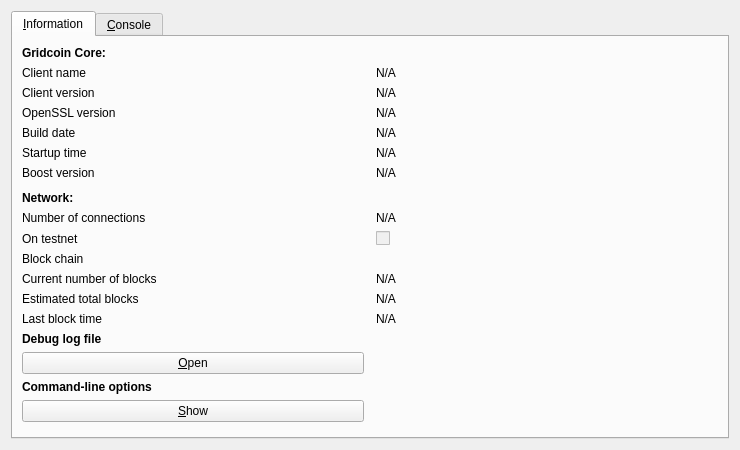
The window that src/qt/forms/rpcconsole.ui (gridcoin-community/Gridcoin-Research) describes before a commit, drawn with Qt 5.
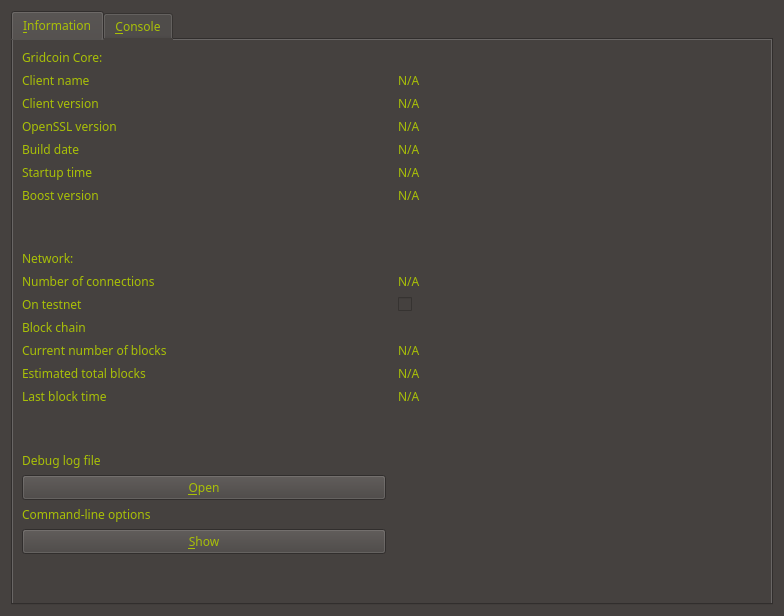
The same window after the commit. The open tabs and pages were chosen to show the change. Icons and pictures are not drawn.

Patch:
```diff
--- a/src/qt/forms/rpcconsole.ui
+++ b/src/qt/forms/rpcconsole.ui
@@ -6,18 +6,18 @@
    <rect>
     <x>0</x>
     <y>0</y>
-    <width>740</width>
-    <height>450</height>
+    <width>784</width>
+    <height>616</height>
    </rect>
   </property>
   <property name="windowTitle">
    <string>Gridcoin - Debug Console</string>
   </property>
   <property name="autoFillBackground">
-   <bool>true</bool>
+   <bool>false</bool>
   </property>
   <property name="styleSheet">
-   <string notr="true"/>
+   <string notr="true"> background:rgb(69,65,63);</string>
   </property>
   <layout class="QVBoxLayout" name="verticalLayout_2">
    <item>
@@ -26,7 +26,7 @@
       <bool>false</bool>
      </property>
      <property name="styleSheet">
-      <string notr="true"/>
+      <string notr="true">font-family:Century Gothic; background:rgb(69,65,63); color: rgb(169,192,7);font-size:14;</string>
      </property>
      <property name="currentIndex">
       <number>0</number>
@@ -38,18 +38,18 @@
          <colorrole role="WindowText">
           <brush brushstyle="SolidPattern">
            <color alpha="255">
-            <red>0</red>
-            <green>0</green>
-            <blue>0</blue>
+            <red>169</red>
+            <green>192</green>
+            <blue>7</blue>
            </color>
           </brush>
          </colorrole>
          <colorrole role="Button">
           <brush brushstyle="SolidPattern">
            <color alpha="255">
-            <red>240</red>
-            <green>240</green>
-            <blue>240</blue>
+            <red>69</red>
+            <green>65</green>
+            <blue>63</blue>
            </color>
           </brush>
          </colorrole>
@@ -92,9 +92,9 @@
          <colorrole role="Text">
           <brush brushstyle="SolidPattern">
            <color alpha="255">
-            <red>0</red>
-            <green>0</green>
-            <blue>0</blue>
+            <red>169</red>
+            <green>192</green>
+            <blue>7</blue>
            </color>
           </brush>
          </colorrole>
@@ -110,27 +110,27 @@
          <colorrole role="ButtonText">
           <brush brushstyle="SolidPattern">
            <color alpha="255">
-            <red>0</red>
-            <green>0</green>
-            <blue>0</blue>
+            <red>169</red>
+            <green>192</green>
+            <blue>7</blue>
            </color>
           </brush>
          </colorrole>
          <colorrole role="Base">
           <brush brushstyle="SolidPattern">
            <color alpha="255">
-            <red>255</red>
-            <green>255</green>
-            <blue>255</blue>
+            <red>69</red>
+            <green>65</green>
+            <blue>63</blue>
            </color>
           </brush>
          </colorrole>
          <colorrole role="Window">
           <brush brushstyle="SolidPattern">
            <color alpha="255">
-            <red>240</red>
-            <green>240</green>
-            <blue>240</blue>
+            <red>69</red>
+            <green>65</green>
+            <blue>63</blue>
            </color>
           </brush>
          </colorrole>
@@ -175,18 +175,18 @@
          <colorrole role="WindowText">
           <brush brushstyle="SolidPattern">
            <color alpha="255">
-            <red>0</red>
-            <green>0</green>
-            <blue>0</blue>
+            <red>169</red>
+            <green>192</green>
+            <blue>7</blue>
            </color>
           </brush>
          </colorrole>
          <colorrole role="Button">
           <brush brushstyle="SolidPattern">
            <color alpha="255">
-            <red>240</red>
-            <green>240</green>
-            <blue>240</blue>
+            <red>69</red>
+            <green>65</green>
+            <blue>63</blue>
            </color>
           </brush>
          </colorrole>
@@ -229,9 +229,9 @@
          <colorrole role="Text">
           <brush brushstyle="SolidPattern">
            <color alpha="255">
-            <red>0</red>
-            <green>0</green>
-            <blue>0</blue>
+            <red>169</red>
+            <green>192</green>
+            <blue>7</blue>
            </color>
           </brush>
          </colorrole>
@@ -247,27 +247,27 @@
          <colorrole role="ButtonText">
           <brush brushstyle="SolidPattern">
            <color alpha="255">
-            <red>0</red>
-            <green>0</green>
-            <blue>0</blue>
+            <red>169</red>
+            <green>192</green>
+            <blue>7</blue>
            </color>
           </brush>
          </colorrole>
          <colorrole role="Base">
           <brush brushstyle="SolidPattern">
            <color alpha="255">
-            <red>255</red>
-            <green>255</green>
-            <blue>255</blue>
+            <red>69</red>
+            <green>65</green>
+            <blue>63</blue>
            </color>
           </brush>
          </colorrole>
          <colorrole role="Window">
           <brush brushstyle="SolidPattern">
            <color alpha="255">
-            <red>240</red>
-            <green>240</green>
-            <blue>240</blue>
+            <red>69</red>
+            <green>65</green>
+            <blue>63</blue>
            </color>
           </brush>
          </colorrole>
@@ -312,18 +312,18 @@
          <colorrole role="WindowText">
           <brush brushstyle="SolidPattern">
            <color alpha="255">
-            <red>120</red>
-            <green>120</green>
-            <blue>120</blue>
+            <red>169</red>
+            <green>192</green>
+            <blue>7</blue>
            </color>
           </brush>
          </colorrole>
          <colorrole role="Button">
           <brush brushstyle="SolidPattern">
            <color alpha="255">
-            <red>240</red>
-            <green>240</green>
-            <blue>240</blue>
+            <red>69</red>
+            <green>65</green>
+            <blue>63</blue>
            </color>
           </brush>
          </colorrole>
@@ -366,9 +366,9 @@
          <colorrole role="Text">
           <brush brushstyle="SolidPattern">
            <color alpha="255">
-            <red>120</red>
-            <green>120</green>
-            <blue>120</blue>
+            <red>169</red>
+            <green>192</green>
+            <blue>7</blue>
            </color>
           </brush>
          </colorrole>
@@ -384,27 +384,27 @@
          <colorrole role="ButtonText">
           <brush brushstyle="SolidPattern">
            <color alpha="255">
-            <red>120</red>
-            <green>120</green>
-            <blue>120</blue>
+            <red>169</red>
+            <green>192</green>
+            <blue>7</blue>
            </color>
           </brush>
          </colorrole>
          <colorrole role="Base">
           <brush brushstyle="SolidPattern">
            <color alpha="255">
-            <red>240</red>
-            <green>240</green>
-            <blue>240</blue>
+            <red>69</red>
+            <green>65</green>
+            <blue>63</blue>
            </color>
           </brush>
          </colorrole>
          <colorrole role="Window">
           <brush brushstyle="SolidPattern">
            <color alpha="255">
-            <red>240</red>
-            <green>240</green>
-            <blue>240</blue>
+            <red>69</red>
+            <green>65</green>
+            <blue>63</blue>
            </color>
           </brush>
          </colorrole>
@@ -559,8 +559,7 @@
         <widget class="QLabel" name="label_9">
          <property name="font">
           <font>
-           <weight>75</weight>
-           <bold>true</bold>
+           <family>Century Gothic</family>
           </font>
          </property>
          <property name="autoFillBackground">
@@ -681,8 +680,7 @@
         <widget class="QLabel" name="label_11">
          <property name="font">
           <font>
-           <weight>75</weight>
-           <bold>true</bold>
+           <family>Century Gothic</family>
           </font>
          </property>
          <property name="autoFillBackground">
@@ -765,8 +763,7 @@
         <widget class="QLabel" name="labelDebugLogfile">
          <property name="font">
           <font>
-           <weight>75</weight>
-           <bold>true</bold>
+           <family>Century Gothic</family>
           </font>
          </property>
          <property name="autoFillBackground">
@@ -781,9 +778,174 @@
         <widget class="QPushButton" name="openDebugLogfileButton">
          <property name="palette">
           <palette>
-           <active/>
-           <inactive/>
-           <disabled/>
+           <active>
+            <colorrole role="WindowText">
+             <brush brushstyle="SolidPattern">
+              <color alpha="255">
+               <red>169</red>
+               <green>192</green>
+               <blue>7</blue>
+              </color>
+             </brush>
+            </colorrole>
+            <colorrole role="Button">
+             <brush brushstyle="SolidPattern">
+              <color alpha="255">
+               <red>69</red>
+               <green>65</green>
+               <blue>63</blue>
+              </color>
+             </brush>
+            </colorrole>
+            <colorrole role="Text">
+             <brush brushstyle="SolidPattern">
+              <color alpha="255">
+               <red>169</red>
+               <green>192</green>
+               <blue>7</blue>
+              </color>
+             </brush>
+            </colorrole>
+            <colorrole role="ButtonText">
+             <brush brushstyle="SolidPattern">
+              <color alpha="255">
+               <red>169</red>
+               <green>192</green>
+               <blue>7</blue>
+              </color>
+             </brush>
+            </colorrole>
+            <colorrole role="Base">
+             <brush brushstyle="SolidPattern">
+              <color alpha="255">
+               <red>69</red>
+               <green>65</green>
+               <blue>63</blue>
+              </color>
+             </brush>
+            </colorrole>
+            <colorrole role="Window">
+             <brush brushstyle="SolidPattern">
+              <color alpha="255">
+               <red>69</red>
+               <green>65</green>
+               <blue>63</blue>
+              </color>
+             </brush>
+            </colorrole>
+           </active>
+           <inactive>
+            <colorrole role="WindowText">
+             <brush brushstyle="SolidPattern">
+              <color alpha="255">
+               <red>169</red>
+               <green>192</green>
+               <blue>7</blue>
+              </color>
+             </brush>
+            </colorrole>
+            <colorrole role="Button">
+             <brush brushstyle="SolidPattern">
+              <color alpha="255">
+               <red>69</red>
+               <green>65</green>
+               <blue>63</blue>
+              </color>
+             </brush>
+            </colorrole>
+            <colorrole role="Text">
+             <brush brushstyle="SolidPattern">
+              <color alpha="255">
+               <red>169</red>
+               <green>192</green>
+               <blue>7</blue>
+              </color>
+             </brush>
+            </colorrole>
+            <colorrole role="ButtonText">
+             <brush brushstyle="SolidPattern">
+              <color alpha="255">
+               <red>169</red>
+               <green>192</green>
+               <blue>7</blue>
+              </color>
+             </brush>
+            </colorrole>
+            <colorrole role="Base">
+             <brush brushstyle="SolidPattern">
+              <color alpha="255">
+               <red>69</red>
+               <green>65</green>
+               <blue>63</blue>
+              </color>
+             </brush>
+            </colorrole>
+            <colorrole role="Window">
+             <brush brushstyle="SolidPattern">
+              <color alpha="255">
+               <red>69</red>
+               <green>65</green>
+               <blue>63</blue>
+              </color>
+             </brush>
+            </colorrole>
+           </inactive>
+           <disabled>
+            <colorrole role="WindowText">
+             <brush brushstyle="SolidPattern">
+              <color alpha="255">
+               <red>169</red>
+               <green>192</green>
+               <blue>7</blue>
+              </color>
+             </brush>
+            </colorrole>
+            <colorrole role="Button">
+             <brush brushstyle="SolidPattern">
+              <color alpha="255">
+               <red>69</red>
+               <green>65</green>
+               <blue>63</blue>
+              </color>
+             </brush>
+            </colorrole>
+            <colorrole role="Text">
+             <brush brushstyle="SolidPattern">
+              <color alpha="255">
+               <red>169</red>
+               <green>192</green>
+               <blue>7</blue>
+              </color>
+             </brush>
+            </colorrole>
+            <colorrole role="ButtonText">
+             <brush brushstyle="SolidPattern">
+              <color alpha="255">
+               <red>169</red>
+               <green>192</green>
+               <blue>7</blue>
+              </color>
+             </brush>
+            </colorrole>
+            <colorrole role="Base">
+             <brush brushstyle="SolidPattern">
+              <color alpha="255">
+               <red>69</red>
+               <green>65</green>
+               <blue>63</blue>
+              </color>
+             </brush>
+            </colorrole>
+            <colorrole role="Window">
+             <brush brushstyle="SolidPattern">
+              <color alpha="255">
+               <red>69</red>
+               <green>65</green>
+               <blue>63</blue>
+              </color>
+             </brush>
+            </colorrole>
+           </disabled>
           </palette>
          </property>
          <property name="toolTip">
@@ -804,8 +966,7 @@
         <widget class="QLabel" name="labelCLOptions">
          <property name="font">
           <font>
-           <weight>75</weight>
-           <bold>true</bold>
+           <family>Century Gothic</family>
           </font>
          </property>
          <property name="text">
```
Left out of the diff: 260 changed lines with no effect on the pictures.
